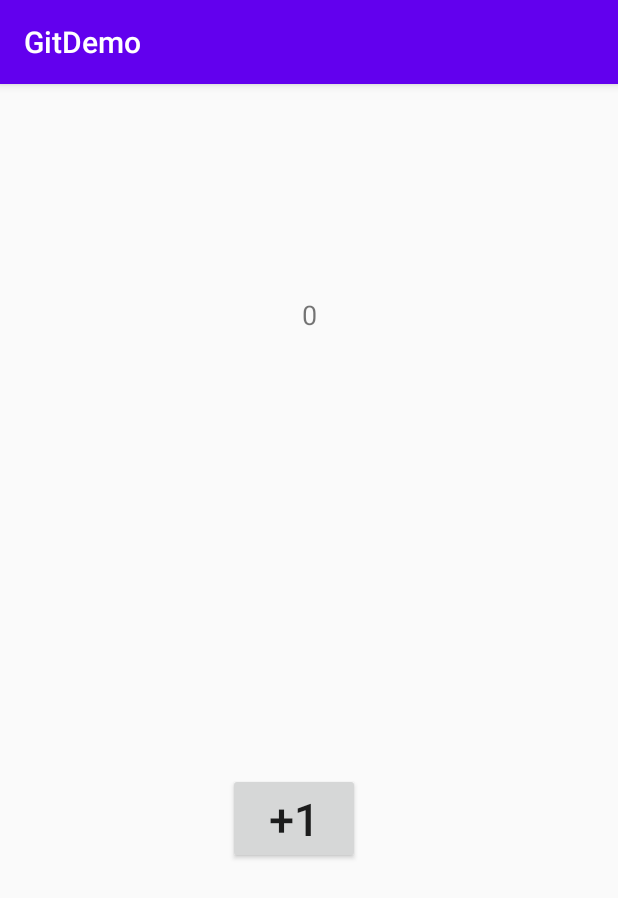
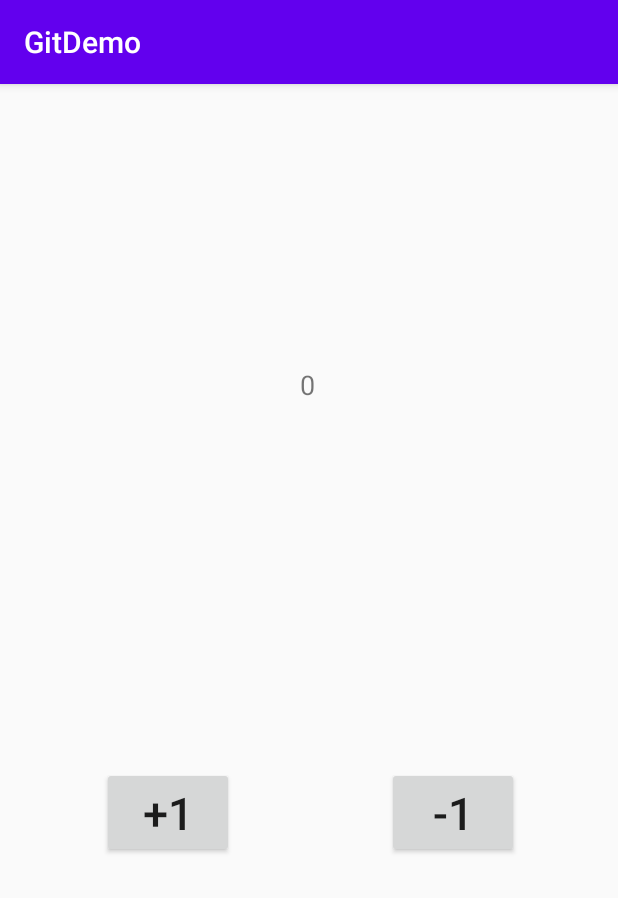
Before and after one commit to wait119/Git_github_Demo, an Android app: the screen it shows after launch (MainActivity), on a phone screen of 412 x 824 dp. Shown: the top 898 px of the screen. Run offline under Robolectric (Android 15) with nearby library versions, the phone set to English and light mode, and no system bars.

Commit message:
add: a button for "+-" to layout
添加了一个按钮到布局中，用来做减一的gongneng

```diff
--- a/app/src/main/res/layout/activity_main.xml
+++ b/app/src/main/res/layout/activity_main.xml
@@ -10,8 +10,8 @@
         android:id="@+id/add"
         android:layout_width="wrap_content"
         android:layout_height="wrap_content"
-        android:layout_marginStart="152dp"
-        android:layout_marginBottom="248dp"
+        android:layout_marginStart="68dp"
+        android:layout_marginBottom="252dp"
         android:text="+1"
         android:textSize="30sp"
         app:layout_constraintBottom_toBottomOf="parent"
@@ -21,10 +21,21 @@
         android:id="@+id/textView"
         android:layout_width="wrap_content"
         android:layout_height="wrap_content"
-        android:layout_marginTop="141dp"
+        android:layout_marginTop="188dp"
         android:text="TextView"
         android:textSize="18sp"
         app:layout_constraintEnd_toEndOf="parent"
+        app:layout_constraintHorizontal_bias="0.498"
         app:layout_constraintStart_toStartOf="parent"
         app:layout_constraintTop_toTopOf="parent" />
+
+    <Button
+        android:id="@+id/sub"
+        android:layout_width="wrap_content"
+        android:layout_height="wrap_content"
+        android:layout_marginEnd="66dp"
+        android:text="-1"
+        android:textSize="30sp"
+        app:layout_constraintBaseline_toBaselineOf="@+id/add"
+        app:layout_constraintEnd_toEndOf="parent" />
 </androidx.constraintlayout.widget.ConstraintLayout>
```
